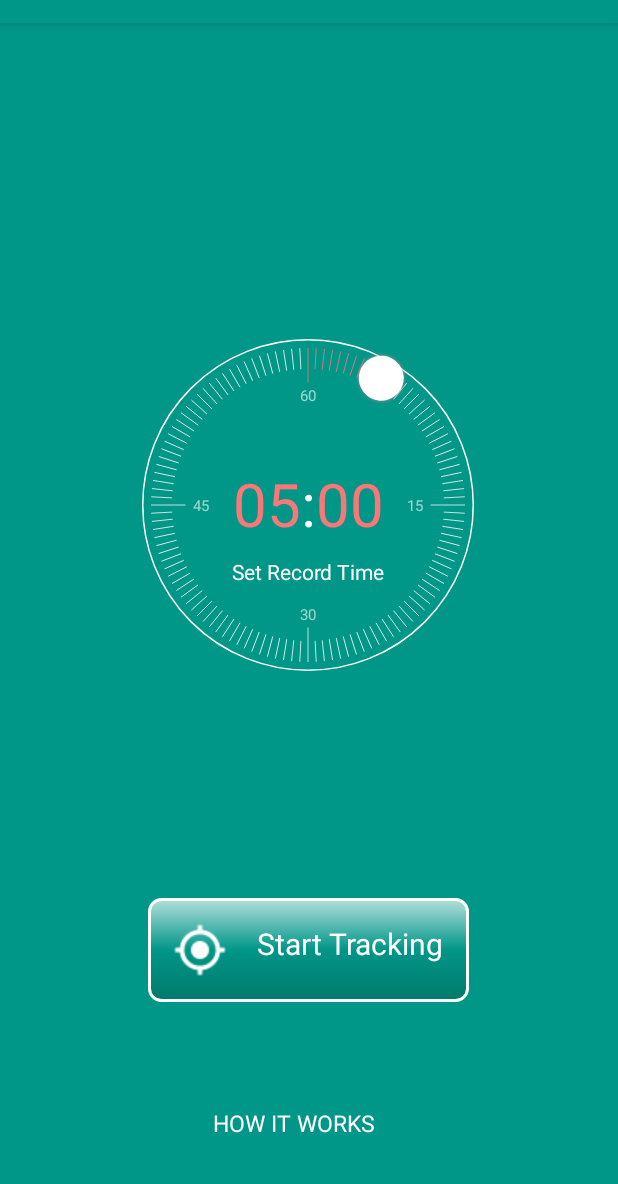
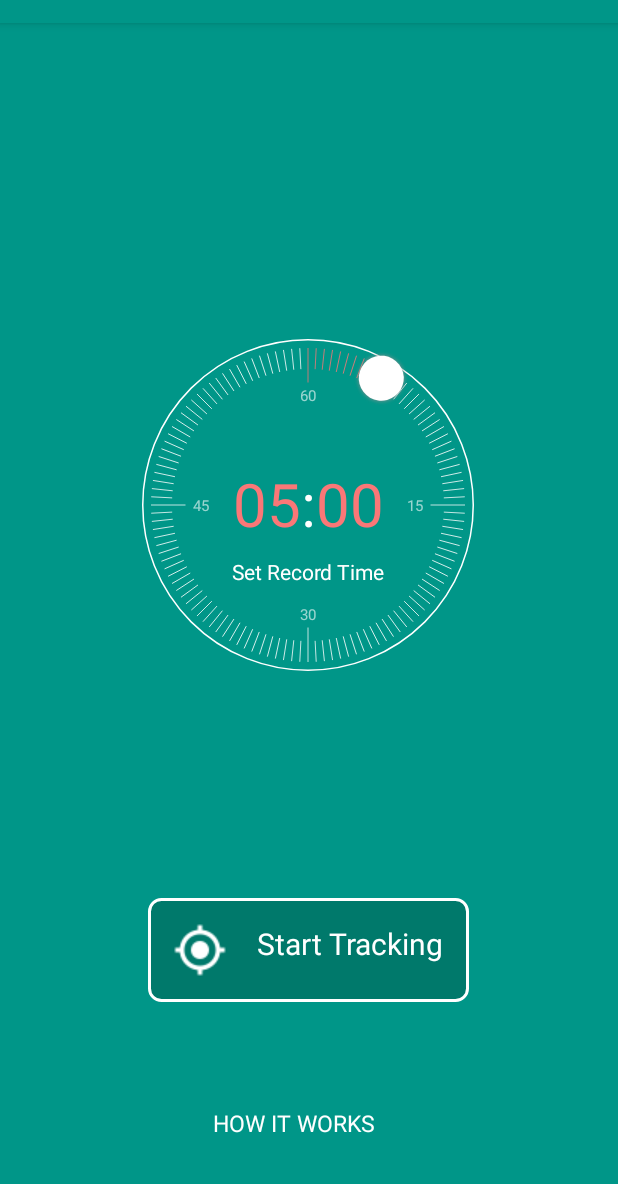
Before and after one commit to andela-kedeh/Geo-Tracker, an Android app: the MapsActivity screen opened directly, with no data from a screen before it, on a phone screen of 412 x 824 dp, the part 52-1236 px from its top. Run offline under Robolectric (Android 15) with nearby library versions, the phone set to English and light mode, and no system bars; 5 statements that could not run were skipped.

Commit message:
change the start_button_style.xml color

```diff
--- a/app/src/main/res/drawable/start_button_style.xml
+++ b/app/src/main/res/drawable/start_button_style.xml
@@ -3,8 +3,8 @@
 <shape xmlns:android="http://schemas.android.com/apk/res/android" android:shape="rectangle">
     <gradient
         android:startColor="@color/colorPrimaryDark"
-        android:centerColor="@color/colorAccent"
-        android:endColor="@color/colorPrimaryLight"
+        android:centerColor="@color/colorPrimaryDark"
+        android:endColor="@color/colorPrimaryDark"
         android:angle="90"/>
     <padding android:left="7dp"
         android:top="7dp"
```
